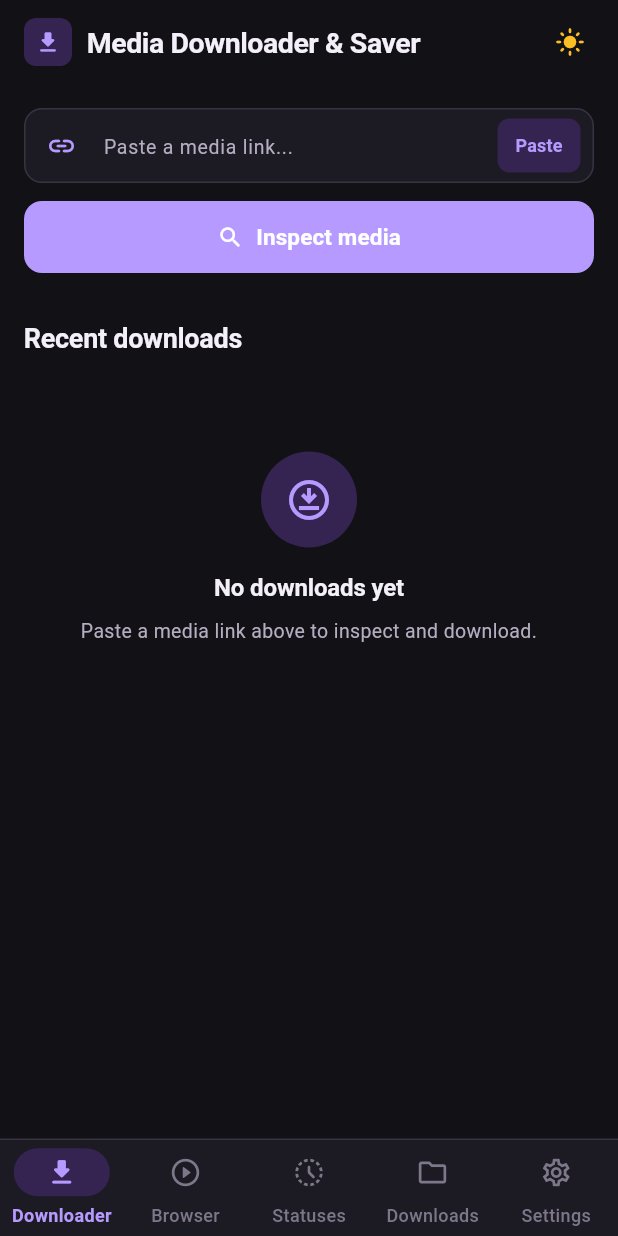
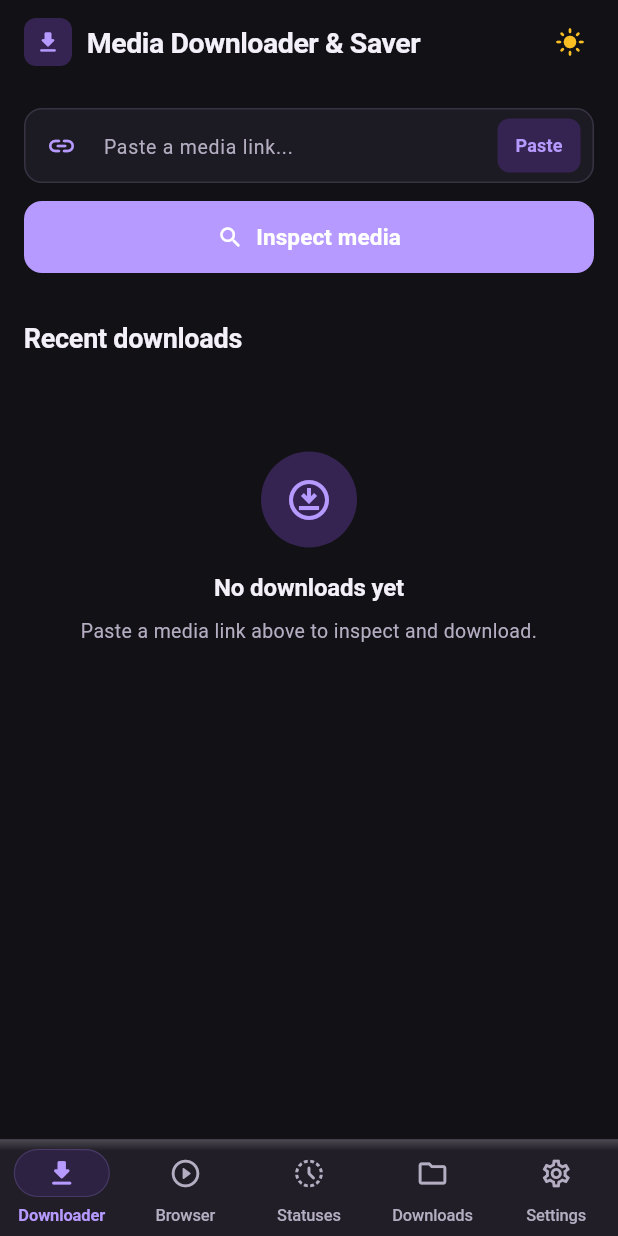
Before and after one commit to kachakaran6/videodownloader, a Flutter app: the screen it shows after launch, on a phone screen of 412 x 824 dp. Run offline on Flutter 3.47's test engine with Material 3 defaults, Android fonts, the phone set to English and light mode, and no system bars; our stand-ins replace cached_network_image, flutter_animate, flutter_riverpod, open_filex, share_plus, shared_preferences and 2 more; missing offline and left inert: youtube_explode_dart.

Commit message:
feat(navigation): implement Liquid Glass bottom navigation bar and app bar

```diff
--- a/lib/core/widgets/app_bottom_nav_bar.dart
+++ b/lib/core/widgets/app_bottom_nav_bar.dart
@@ -1,14 +1,17 @@
+import 'dart:ui';
 import 'package:flutter/material.dart';
 import '../config/app_config.dart';
 import '../theme/app_colors.dart';
+import '../theme/liquid_glass_tokens.dart';
 
-/// Centralized, production-grade Material 3 Bottom Navigation Bar.
+/// Centralized Liquid Glass Bottom Navigation Bar.
 ///
-/// Strictly conforms to the Samyukt Design Standard:
-/// - 5 equally spaced destinations.
-/// - Fixed, predictable layout (no jumping widths or expanding rows).
-/// - Restrained subtle active indicator (no glowing shadows or floating pills).
-/// - Proper handling of system gesture navigation and display insets.
+/// Features:
+/// - Translucent glass surface with ImageFilter.blur backdrop diffusion
+/// - Dual-layer specular highlight on the upper edge
+/// - 5 equally spaced destinations with fixed layout
+/// - Subtle translucent capsule active indicator
+/// - System gesture navigation and bottom display insets handling
 class AppBottomNavBar extends StatelessWidget {
   final int currentIndex;
   final ValueChanged<int> onDestinationSelected;
@@ -21,64 +24,132 @@ class AppBottomNavBar extends StatelessWidget {
 
   @override
   Widget build(BuildContext context) {
-    final isDark = AppColors.isDark(context);
+    final isDark = LiquidGlassTokens.isDark(context);
+    final surfaceColor = LiquidGlassTokens.surface(context, elevated: true);
+    final borderColor = LiquidGlassTokens.border(context);
+    final isReduced = LiquidGlassTokens.isReducedEffects(context);
 
-    return Container(
+    Widget navBar = Container(
       decoration: BoxDecoration(
-        color: AppColors.surface(context),
+        color: surfaceColor,
         border: Border(
           top: BorderSide(
-            color: AppColors.border(context),
+            color: borderColor,
             width: 1.0,
           ),
         ),
       ),
-      child: SafeArea(
+      child: Stack(
+        children: [
+          // Subtle top-edge glass specular highlight
+          Positioned(
+            top: 0,
+            left: 0,
+            right: 0,
+            height: 18,
+            child: IgnorePointer(
+              child: Container(
+                decoration: BoxDecoration(
+                  gradient: LiquidGlassTokens.specularGradient(context),
+                ),
+              ),
+            ),
+          ),
+          SafeArea(
             top: false,
+            child: NavigationBarTheme(
+              data: NavigationBarThemeData(
+                height: 64,
+                labelBehavior: NavigationDestinationLabelBehavior.alwaysShow,
+                indicatorColor: isDark
+                    ? AppColors.primaryContainerDark.withValues(alpha: 0.6)
+                    : AppColors.primaryContainerLight.withValues(alpha: 0.8),
+                indicatorShape: RoundedRectangleBorder(
+                  borderRadius: BorderRadius.circular(16),
+                  side: BorderSide(
+                    color: isDark
+                        ? const Color(0x33B69AFF)
+                        : const Color(0x4D6D3FE8),
+                    width: 0.75,
+                  ),
+                ),
+                labelTextStyle: WidgetStateProperty.resolveWith((states) {
+                  final isSelected = states.contains(WidgetState.selected);
+                  return TextStyle(
+                    fontSize: 11,
+                    fontWeight: isSelected ? FontWeight.w600 : FontWeight.w500,
+                    letterSpacing: -0.1,
+                    color: isSelected
+                        ? AppColors.primaryOf(context)
+                        : AppColors.textSecondary(context),
+                  );
+                }),
+                iconTheme: WidgetStateProperty.resolveWith((states) {
+                  final isSelected = states.contains(WidgetState.selected);
+                  return IconThemeData(
+                    size: 22,
+                    color: isSelected
+                        ? AppColors.primaryOf(context)
+                        : AppColors.textSecondary(context),
+                  );
+                }),
+              ),
               child: NavigationBar(
                 selectedIndex: currentIndex,
                 onDestinationSelected: onDestinationSelected,
                 backgroundColor: Colors.transparent,
                 elevation: 0,
-          height: 64,
-          labelBehavior: NavigationDestinationLabelBehavior.alwaysShow,
-          indicatorColor: isDark
-              ? AppColors.primaryContainerDark
-              : AppColors.primaryContainerLight,
                 destinations: [
                   const NavigationDestination(
-              icon: Icon(Icons.download_outlined, size: 22),
-              selectedIcon: Icon(Icons.download_rounded, size: 22),
+                    icon: Icon(Icons.download_outlined),
+                    selectedIcon: Icon(Icons.download_rounded),
                     label: 'Downloader',
                     tooltip: 'Downloader',
                   ),
                   NavigationDestination(
-              icon: const Icon(Icons.play_circle_outline_rounded, size: 22),
-              selectedIcon: const Icon(Icons.play_circle_rounded, size: 22),
+                    icon: const Icon(Icons.play_circle_outline_rounded),
+                    selectedIcon: const Icon(Icons.play_circle_rounded),
                     label: AppConfig.isPlayStoreBuild ? 'Player' : 'Browser',
                     tooltip: AppConfig.isPlayStoreBuild ? 'Player' : 'YouTube Browser',
                   ),
                   const NavigationDestination(
-              icon: Icon(Icons.history_toggle_off_rounded, size: 22),
-              selectedIcon: Icon(Icons.history_rounded, size: 22),
+                    icon: Icon(Icons.history_toggle_off_rounded),
+                    selectedIcon: Icon(Icons.history_rounded),
                     label: 'Statuses',
                     tooltip: 'WhatsApp Statuses',
                   ),
                   const NavigationDestination(
-              icon: Icon(Icons.folder_outlined, size: 22),
-              selectedIcon: Icon(Icons.folder_rounded, size: 22),
+                    icon: Icon(Icons.folder_outlined),
+                    selectedIcon: Icon(Icons.folder_rounded),
                     label: 'Downloads',
                     tooltip: 'Downloads',
                   ),
                   const NavigationDestination(
-              icon: Icon(Icons.settings_outlined, size: 22),
-              selectedIcon: Icon(Icons.settings_rounded, size: 22),
+                    icon: Icon(Icons.settings_outlined),
+                    selectedIcon: Icon(Icons.settings_rounded),
                     label: 'Settings',
                     tooltip: 'Settings',
                   ),
                 ],
               ),
             ),
+          ),
+        ],
+      ),
+    );
+
+    if (isReduced) {
+      return navBar;
+    }
+
+    return ClipRect(
+      child: BackdropFilter(
+        filter: ImageFilter.blur(
+          sigmaX: LiquidGlassTokens.blurElevated,
+          sigmaY: LiquidGlassTokens.blurElevated,
+        ),
+        child: navBar,
+      ),
     );
   }
 }
```
Also changed, not shown: lib/core/widgets/liquid_glass_app_bar.dart (added, +85 -0 lines). Lines whose indentation alone changed are shown as unchanged.
